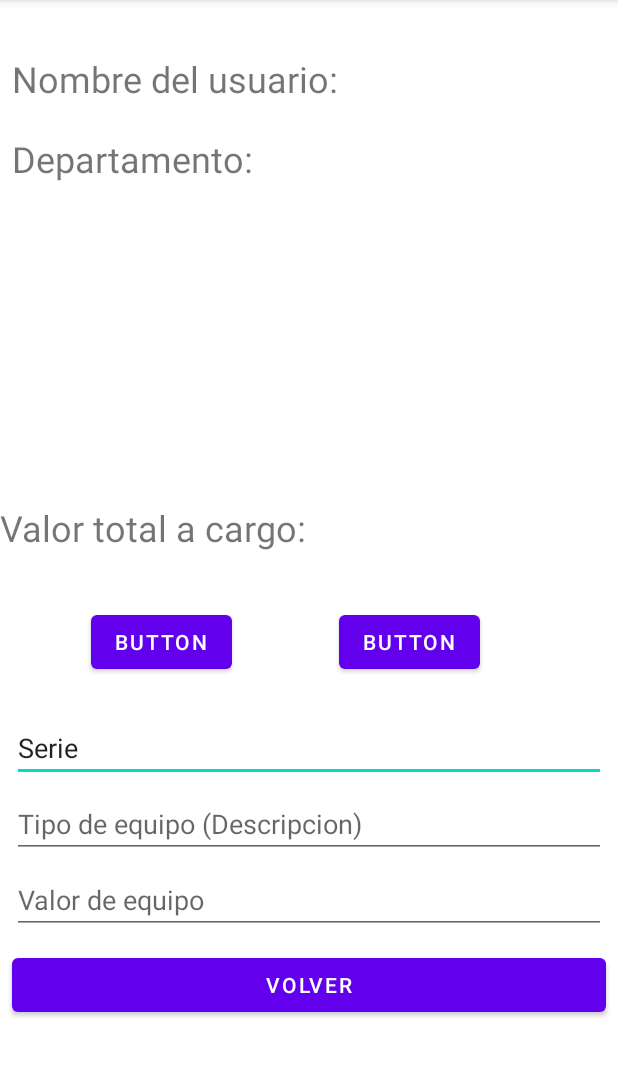
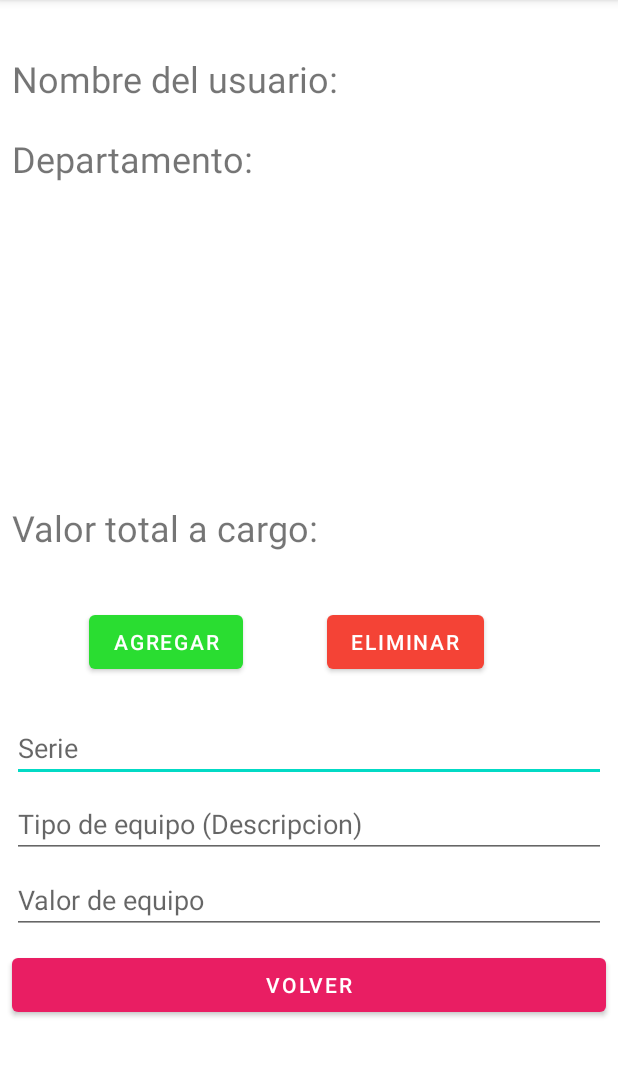
Before and after one commit to Marile514/Prueba2APMobiles, an Android app: the Activity_equipos screen opened directly, with no data from a screen before it, on a phone screen of 412 x 824 dp, the part 84-1161 px from its top. Run offline under Robolectric (Android 15) with nearby library versions, the phone set to English and light mode, and no system bars.

Commit message:
long click agregado y funcionado

```diff
--- a/app/src/main/java/com/example/prueba2apmobiles/Activity_equipos.java
+++ b/app/src/main/java/com/example/prueba2apmobiles/Activity_equipos.java
@@ -4,13 +4,18 @@ import androidx.appcompat.app.AppCompatActivity;
 
 import android.os.Bundle;
 import android.widget.AutoCompleteTextView;
+import android.widget.Button;
 import android.widget.EditText;
 import android.widget.TextView;
+
+import java.util.ArrayList;
 
 public class Activity_equipos extends AppCompatActivity {
     private TextView txtNombreCompl, txtDept;
     private EditText descrTeam, valorTeam;
     private AutoCompleteTextView serieTeam;
+    private Button agregar, eliminar, volver;
+    private ArrayList<Equipo> equipos = new ArrayList<>();
 
     @Override
     protected void onCreate(Bundle savedInstanceState) {
@@ -27,6 +32,9 @@ public class Activity_equipos extends AppCompatActivity {
         descrTeam = findViewById(R.id.etTipoEquipo);
         valorTeam = findViewById(R.id.etValorEquipo);
         serieTeam = findViewById(R.id.acSerie);
+        agregar = findViewById(R.id.btnAdd);
+        eliminar = findViewById(R.id.btnDelete);
+        volver = findViewById(R.id.btnVolver);
 
         Bundle charge = getIntent().getExtras();
         if(charge != null){
@@ -35,4 +43,6 @@ public class Activity_equipos extends AppCompatActivity {
             txtDept.setText(txtDept.getText() + " " + username.getDepartamento());
         }
     }
+
+
 }
--- a/app/src/main/java/com/example/prueba2apmobiles/MainActivity.java
+++ b/app/src/main/java/com/example/prueba2apmobiles/MainActivity.java
@@ -60,5 +60,14 @@ public class MainActivity extends AppCompatActivity {
                 startActivity(c);
             }
         });
+        //Metodo para hacer long click para preguntar si desea eliminar un usuario.
+        listaUsuarios.setOnItemLongClickListener(new AdapterView.OnItemLongClickListener() {
+            @Override
+            public boolean onItemLongClick(AdapterView<?> parent, View view, int position, long id) {
+                Usuario b = (Usuario) parent.getItemAtPosition(position);
+                Toast.makeText(MainActivity.this, "Eliminar usuario: " +b.getUsuario() + "?", Toast.LENGTH_LONG).show();
+                return true;
+            }
+        });
     }
 }
--- a/app/src/main/java/com/example/prueba2apmobiles/Usuario.java
+++ b/app/src/main/java/com/example/prueba2apmobiles/Usuario.java
@@ -66,4 +66,11 @@ public class Usuario implements Serializable {
     public void setDepartamento(String departamento) {
         this.departamento = departamento;
     }
+
+    /*public static void listarEquipos(String usuario){
+
+        for(int i = 0; i <= usuario.size(); i++){
+            BaseDatos.agregarEquipos(String usr, Equipo e);
+        }
+    }*/
 }
--- a/app/src/main/res/layout/activity_equipos.xml
+++ b/app/src/main/res/layout/activity_equipos.xml
@@ -49,7 +49,9 @@
         android:id="@+id/txtPrecioTotal"
         android:layout_width="0dp"
         android:layout_height="wrap_content"
+        android:layout_marginStart="8dp"
         android:layout_marginTop="32dp"
+        android:layout_marginEnd="8dp"
         android:text="Valor total a cargo:"
         android:textSize="24sp"
         app:layout_constraintEnd_toEndOf="parent"
@@ -58,22 +60,24 @@
         app:layout_constraintTop_toBottomOf="@+id/lstPrecios" />
 
     <Button
-        android:id="@+id/button"
+        android:id="@+id/btnAdd"
         android:layout_width="wrap_content"
         android:layout_height="wrap_content"
         android:layout_marginTop="36dp"
-        android:text="Button"
+        android:text="Agregar"
+        app:backgroundTint="#2ADD31"
         app:layout_constraintEnd_toEndOf="parent"
         app:layout_constraintHorizontal_bias="0.191"
         app:layout_constraintStart_toStartOf="parent"
         app:layout_constraintTop_toBottomOf="@+id/txtPrecioTotal" />
 
     <Button
-        android:id="@+id/button2"
+        android:id="@+id/btnDelete"
         android:layout_width="wrap_content"
         android:layout_height="wrap_content"
         android:layout_marginTop="36dp"
-        android:text="Button"
+        android:text="Eliminar"
+        app:backgroundTint="#F44336"
         app:layout_constraintEnd_toEndOf="parent"
         app:layout_constraintHorizontal_bias="0.71"
         app:layout_constraintStart_toStartOf="parent"
@@ -86,7 +90,7 @@
         android:layout_marginStart="8dp"
         android:layout_marginTop="108dp"
         android:layout_marginEnd="8dp"
-        android:text="Serie"
+        android:hint="Serie"
         app:layout_constraintEnd_toEndOf="parent"
         app:layout_constraintHorizontal_bias="0.147"
         app:layout_constraintStart_toStartOf="parent"
@@ -128,6 +132,7 @@
         android:layout_marginTop="10dp"
         android:layout_marginEnd="8dp"
         android:text="Volver"
+        app:backgroundTint="#E91E63"
         app:layout_constraintEnd_toEndOf="parent"
         app:layout_constraintStart_toStartOf="parent"
         app:layout_constraintTop_toBottomOf="@+id/etValorEquipo" />
```
